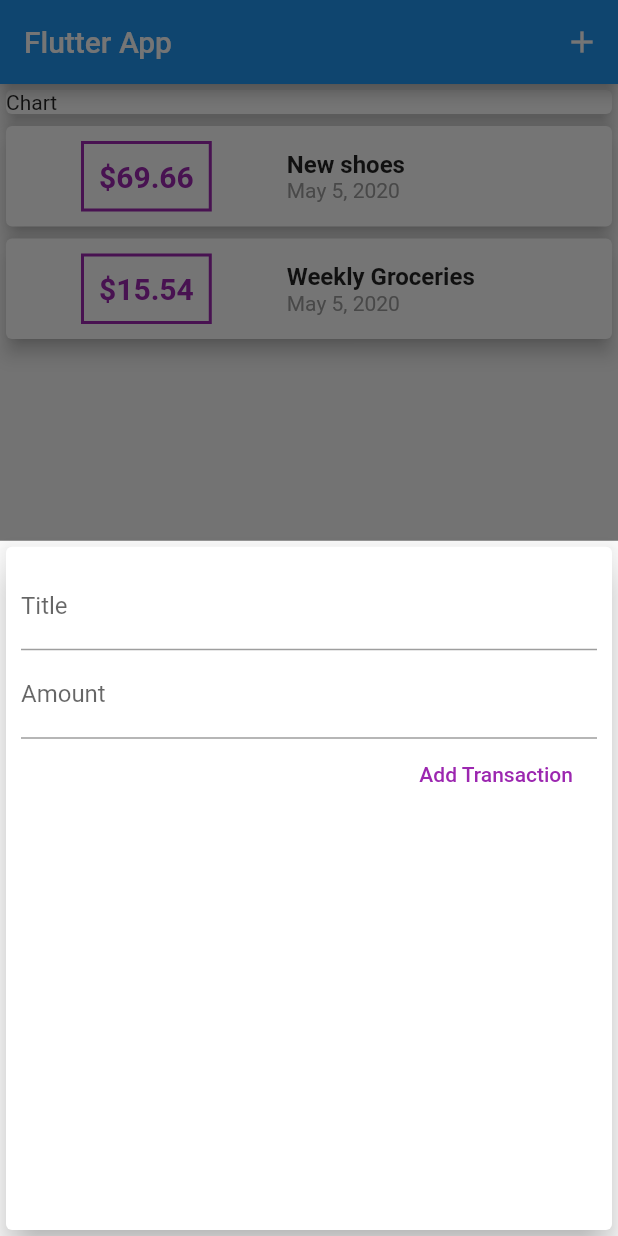
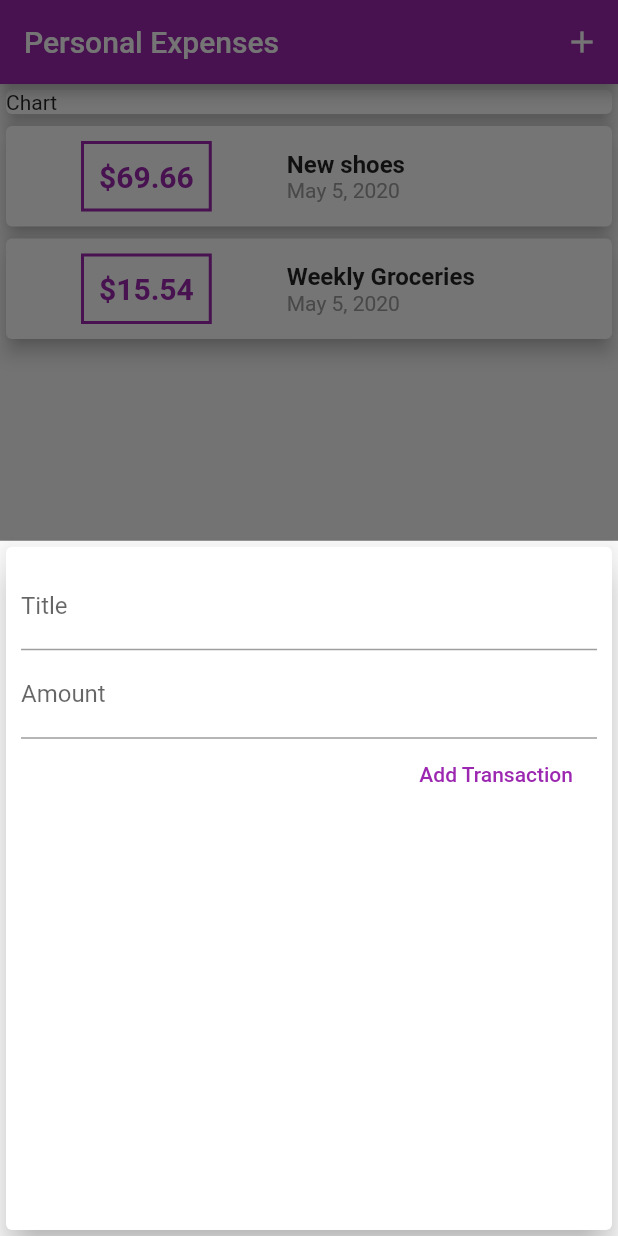
Before and after one commit to fadilparves/FLUTTER-SAMPLE, a Flutter app: the screen it shows after launch, after a tap on the "add" icon, on a phone screen of 412 x 824 dp. Run offline on Flutter 3.47's test engine with Material 2 defaults, Android fonts, the phone set to English and light mode, and no system bars.

Commit message:
working on fonts as theme is done

```diff
--- a/expenses_app/lib/main.dart
+++ b/expenses_app/lib/main.dart
@@ -10,7 +10,11 @@ class MyApp extends StatelessWidget {
   @override
   Widget build(BuildContext context) {
     return MaterialApp(
-      title: 'Flutter Demo',
+      title: 'Personal Expenses',
+      theme: ThemeData(
+        primarySwatch: Colors.purple,
+        accentColor: Colors.amber,
+      ),
       home: MyHomePage(),
     );
   }
@@ -66,7 +70,7 @@ class _MyHomePageState extends State<MyHomePage> {
   Widget build(BuildContext context) {
     return Scaffold(
       appBar: AppBar(
-        title: Text('Flutter App'),
+        title: Text('Personal Expenses'),
         actions: <Widget>[
           IconButton(
             icon: Icon(Icons.add),
--- a/expenses_app/lib/widgets/new_transaction.dart
+++ b/expenses_app/lib/widgets/new_transaction.dart
@@ -1,10 +1,17 @@
 import 'package:flutter/material.dart';
 
-class NewTransactions extends StatelessWidget {
-  final titleController = TextEditingController();
-  final amountController = TextEditingController();
+class NewTransactions extends StatefulWidget {
   final Function addTx;
   NewTransactions(this.addTx);
+
+  @override
+  _NewTransactionsState createState() => _NewTransactionsState();
+}
+
+class _NewTransactionsState extends State<NewTransactions> {
+  final titleController = TextEditingController();
+
+  final amountController = TextEditingController();
 
   void submitData() {
     final enteredTitle = titleController.text;
@@ -14,10 +21,12 @@ class NewTransactions extends StatelessWidget {
       return;
     }
 
-    addTx(
+    widget.addTx(
       enteredTitle,
       enteredAmount,
     );
+
+    Navigator.of(context).pop();
   }
 
   @override
--- a/expenses_app/lib/widgets/transaction_list.dart
+++ b/expenses_app/lib/widgets/transaction_list.dart
@@ -24,7 +24,7 @@ class TransactionList extends StatelessWidget {
                   ),
                   decoration: BoxDecoration(
                     border: Border.all(
-                      color: Colors.purple,
+                      color: Theme.of(context).primaryColor,
                       width: 2,
                     ),
                   ),
@@ -34,7 +34,7 @@ class TransactionList extends StatelessWidget {
                     style: TextStyle(
                       fontWeight: FontWeight.bold,
                       fontSize: 20,
-                      color: Colors.purple,
+                      color: Theme.of(context).primaryColor,
                     ),
                   ),
                 ),
```
Also changed, not shown: expenses_app/assets/fonts/OpenSans-Bold.ttf (added), expenses_app/assets/fonts/OpenSans-Regular.ttf (added), expenses_app/assets/fonts/Quicksand-Bold.ttf (added), expenses_app/assets/fonts/Quicksand-Light.ttf (added), expenses_app/assets/fonts/Quicksand-Medium.ttf (added), expenses_app/assets/fonts/Quicksand-Regular.ttf (added).
